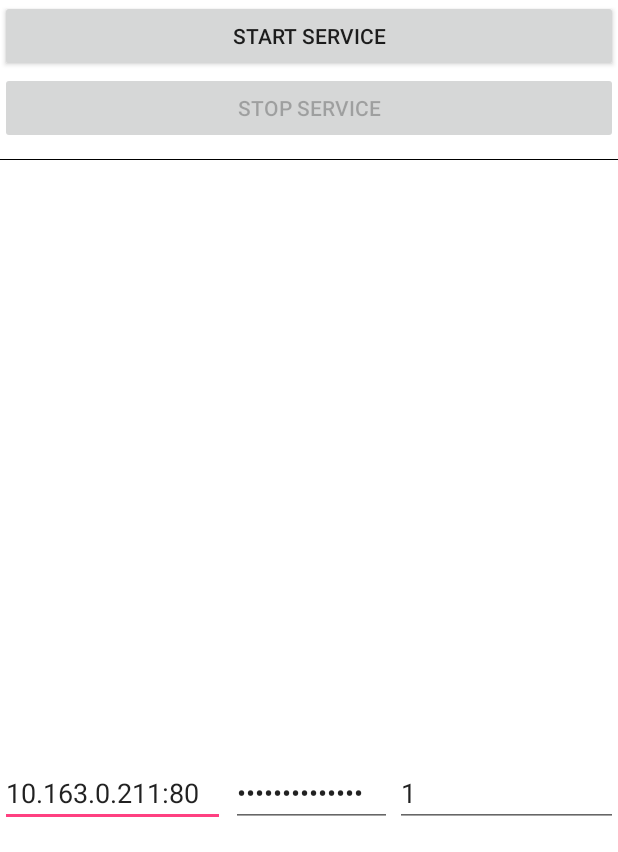
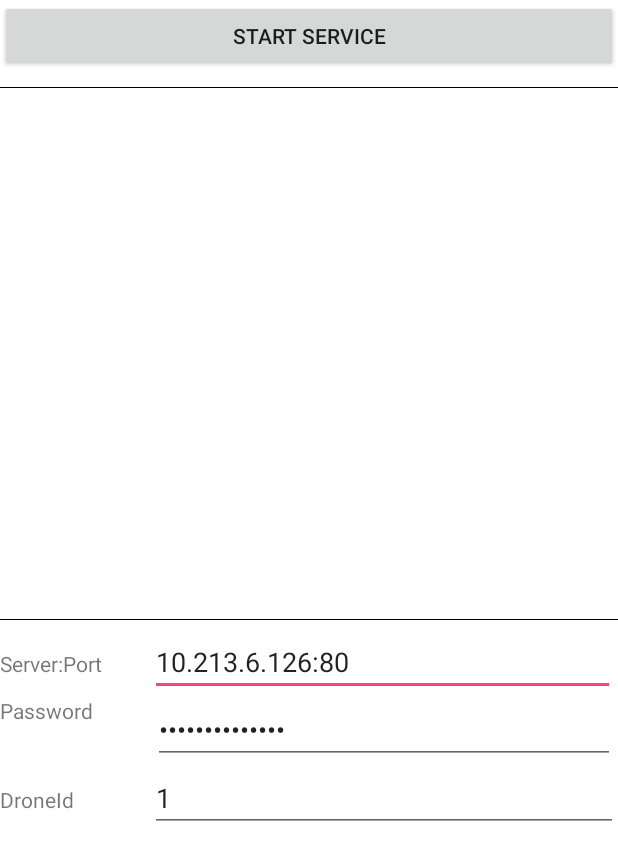
Before and after one commit to LiquidGalaxyLAB/IBRI_Drone, an Android app: the screen it shows after launch (ibriActivity), on a phone screen of 412 x 824 dp, the part 384-1236 px from its top. Run offline under Robolectric (Android 15) with nearby library versions, the phone set to English and light mode, and no system bars; our stand-ins replace Volley; libraries missing offline, so code that uses them is left out: org.altbeacon.beacon.

Commit message:
Connecting client with server

```diff
--- a/app/src/main/java/utils/DataDron.java
+++ b/app/src/main/java/utils/DataDron.java
@@ -6,8 +6,14 @@ package utils;
 public class DataDron {
 
     public int droneId = 0;
+    public int missionId = 0;
     public double latitude = 0.0;
     public double longitude = 0.0;
+
+    public double nearLat = 0.0;
+    public double nearLng = 0.0;
+    public int nearpoint = 0;
+
     public String photo = "";
     public String beacon = "";
 
--- a/app/src/main/java/utils/MissionInsearch.java
+++ b/app/src/main/java/utils/MissionInsearch.java
@@ -15,4 +15,9 @@ public class MissionInsearch {
         PhysicalWeb = physicalWeb;
     }
 
+    @Override
+    public String toString() {
+        return "MissionInsearch {"+this.getPhysicalWeb()+"}";
+    }
+
 }
--- a/app/src/main/java/utils/MissionPositions.java
+++ b/app/src/main/java/utils/MissionPosition.java
@@ -3,7 +3,7 @@ package utils;
 /**
  * Created by moises on 19/07/16.
  */
-public class MissionPositions {
+public class MissionPosition {
 
     private double lat = 0;
     private double lng = 0;
--- a/app/src/main/res/layout/ibri_layout.xml
+++ b/app/src/main/res/layout/ibri_layout.xml
@@ -30,7 +30,7 @@
         android:layout_below="@+id/startService"
         android:onClick="stopService"
         android:layout_alignParentStart="true"
-        android:enabled="false" />
+        android:visibility="gone" />
 
     <View
         android:layout_height="1px"
@@ -55,21 +55,55 @@
         android:paddingTop="15dp"
         android:layout_weight="0.94" />
 
+    <View
+        android:layout_height="1px"
+        android:layout_width="fill_parent"
+        android:background="#000000"
+        android:layout_alignTop="@+id/logView"
+        android:layout_alignParentStart="true"
+        android:layout_marginTop="10dp"
+        android:layout_marginBottom="5dp" />
+
+    <LinearLayout
+        android:orientation="vertical"
+        android:layout_width="match_parent"
+        android:layout_height="wrap_content">
+
         <LinearLayout
             android:orientation="horizontal"
             android:layout_width="match_parent"
             android:layout_height="wrap_content">
 
+            <TextView
+                android:layout_width="100dp"
+                android:layout_height="wrap_content"
+                android:textAppearance="?android:attr/textAppearanceSmall"
+                android:text="Server:Port"
+                android:id="@+id/textView" />
+
             <EditText
-            android:layout_width="150dp"
+                android:layout_width="fill_parent"
                 android:layout_height="wrap_content"
                 android:id="@+id/serverport"
                 android:layout_marginRight="2dp"
-            android:text="10.163.0.211:80"
+                android:text="10.213.6.126:80"
                 />
+        </LinearLayout>
+
+        <LinearLayout
+            android:orientation="horizontal"
+            android:layout_width="match_parent"
+            android:layout_height="wrap_content" >
+
+            <TextView
+                android:layout_width="100dp"
+                android:layout_height="wrap_content"
+                android:textAppearance="?android:attr/textAppearanceSmall"
+                android:text="Password"
+                android:id="@+id/textView2" />
 
             <EditText
-            android:layout_width="107dp"
+                android:layout_width="fill_parent"
                 android:layout_height="wrap_content"
                 android:inputType="textPassword"
                 android:ems="10"
@@ -79,9 +113,22 @@
                 android:text="QHahUjmgS7KWh3"
                 android:editable="true"
                 android:layout_marginRight="2dp" />
+        </LinearLayout>
+
+        <LinearLayout
+            android:orientation="horizontal"
+            android:layout_width="match_parent"
+            android:layout_height="wrap_content">
+
+            <TextView
+                android:layout_width="100dp"
+                android:layout_height="wrap_content"
+                android:textAppearance="?android:attr/textAppearanceSmall"
+                android:text="DroneId"
+                android:id="@+id/textView3" />
 
             <EditText
-            android:layout_width="wrap_content"
+                android:layout_width="fill_parent"
                 android:layout_height="wrap_content"
                 android:inputType="number"
                 android:ems="10"
@@ -89,6 +136,7 @@
                 android:layout_weight="1"
                 android:text="1" />
         </LinearLayout>
+    </LinearLayout>
 
 
 </LinearLayout>
```
Also changed, not shown: app/src/main/java/es/moiseslodeiro/ibri/PhotoTakingService.java (+2 -5 lines), app/src/main/java/es/moiseslodeiro/ibri/ibriActivity.java (+105 -14 lines), app/src/main/java/es/moiseslodeiro/ibri/ibriService.java (+114 -12 lines), app/src/main/java/utils/Mission.java (+5 -2 lines). Lines whose indentation alone changed are shown as unchanged.
